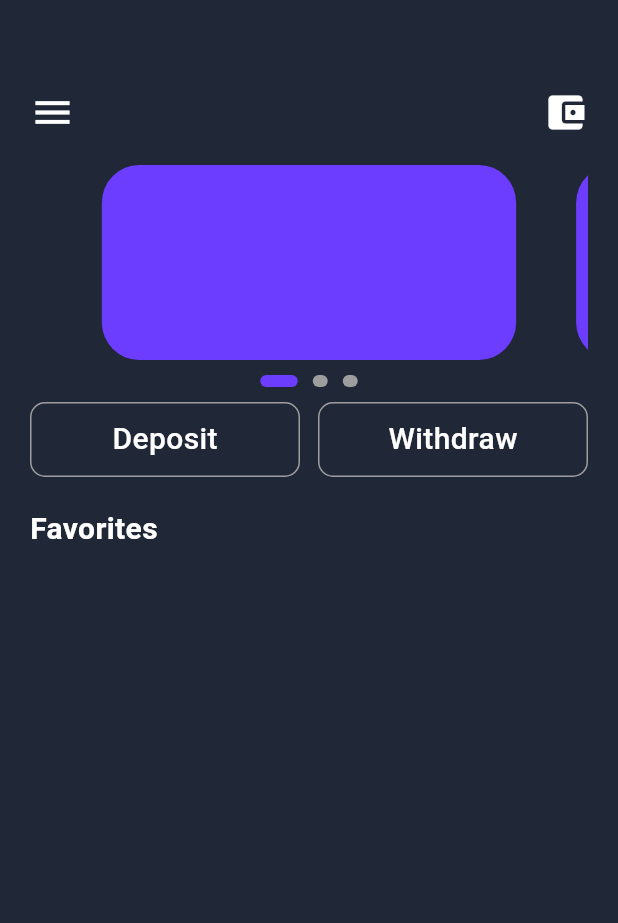
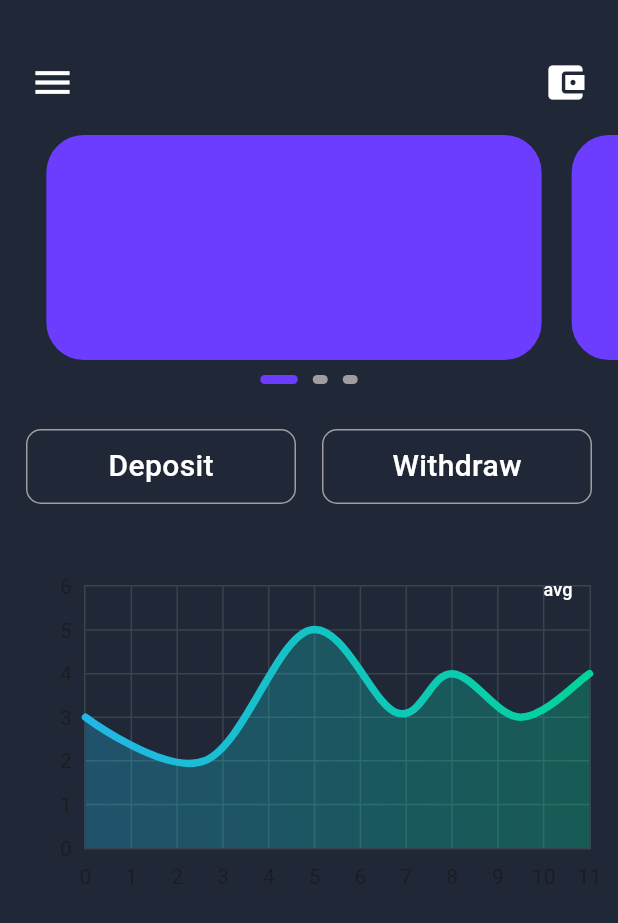
Before and after one commit to nicowalter256/crypto-wallet-app, a Flutter app: the screen it shows after launch, on a phone screen of 412 x 824 dp. Shown: the top 923 px of the screen. Run offline on Flutter 3.47's test engine with Material 3 defaults, Android fonts, the phone set to English and light mode, and no system bars; drawn by our look-alikes of fl_chart.

Commit message:
crypto new commmit

```diff
--- a/lib/home_screen.dart
+++ b/lib/home_screen.dart
@@ -1,4 +1,5 @@
 import 'package:flutter/material.dart';
+import 'package:fl_chart/fl_chart.dart';
 
 class HomeScreen extends StatefulWidget {
   const HomeScreen({super.key});
@@ -10,33 +11,40 @@ class HomeScreen extends StatefulWidget {
 class _HomeScreenState extends State<HomeScreen> {
   final PageController _pageController = PageController(viewportFraction: 0.85);
   int _currentPage = 0;
-  bool isFirstButtonActive = false; // State for the first button
-  bool isSecondButtonActive = false; // State for the second button
+  bool isFirstButtonActive = false;
+  bool isSecondButtonActive = false;
+  bool showAvg = false; // State for showing average data in chart
+  final List<Color> gradientColors = [
+    const Color(0xff23b6e6),
+    const Color(0xff02d39a),
+  ];
 
   @override
   Widget build(BuildContext context) {
     return Scaffold(
       backgroundColor: const Color.fromRGBO(32, 39, 55, 1),
-      body: Padding(
-        padding: const EdgeInsets.all(20.0), // 20 px padding from scaffold
-        child: Column(
+      body: Column(
         children: [
           const SizedBox(height: 40),
-
-            // Top Row with Menu Icon and Wallet Icon
-            Row(
+          Container(
+            margin: EdgeInsets.symmetric(horizontal: 20),
+            child: Row(
               children: const [
-                Icon(Icons.menu, size: 30, color: Colors.white),
+                Icon(
+                    Icons.menu, size: 30, color: Colors.white
+                ),
                 Spacer(),
-                Icon(Icons.account_balance_wallet, size: 30, color: Colors.white),
+                Icon(
+                    Icons.account_balance_wallet, size: 30, color: Colors.white
+                ),
               ],
             ),
-
-            const SizedBox(height: 20), // Spacing between the top row and PageView
+          ),
+          const SizedBox(height: 20),
 
           // Horizontal PageView to display 3 containers
           SizedBox(
-              height: 130,
+            height: 150,
             width: MediaQuery.of(context).size.width,
             child: PageView.builder(
               physics: const BouncingScrollPhysics(),
@@ -50,7 +58,7 @@ class _HomeScreenState extends State<HomeScreen> {
               itemBuilder: (context, index) {
                 return AnimatedPadding(
                   duration: const Duration(milliseconds: 300),
-                    padding: const EdgeInsets.symmetric(horizontal: 20),
+                  padding: const EdgeInsets.only(right: 20),
                   child: Container(
                     height: 150,
                     decoration: BoxDecoration(
@@ -65,54 +73,48 @@ class _HomeScreenState extends State<HomeScreen> {
 
           // Navigation Indicators
           const SizedBox(height: 10),
-            Container(
-              margin: const EdgeInsets.only(bottom: 10),
-              child: Row(
+          Row(
             mainAxisAlignment: MainAxisAlignment.center,
             children: List.generate(3, (index) {
               return AnimatedContainer(
                 duration: const Duration(milliseconds: 300),
                 margin: const EdgeInsets.symmetric(horizontal: 5),
                 width: _currentPage == index ? 25 : 10,
-                    height: 8,
+                height: 6,
                 decoration: BoxDecoration(
                   color: _currentPage == index
                       ? const Color.fromRGBO(108, 61, 255, 100)
                       : Colors.grey,
-                      borderRadius: BorderRadius.circular(5),
+                  borderRadius: BorderRadius.circular(15),
                 ),
               );
             }),
           ),
-            ),
+          const SizedBox(height: 30),
 
-            // Row for the two buttons
+          // Two Buttons (Deposit, Withdraw)
           Row(
             mainAxisAlignment: MainAxisAlignment.spaceEvenly,
             children: [
-                // First Button
               GestureDetector(
                 onTap: () {
                   setState(() {
                     isFirstButtonActive = true;
-                      isSecondButtonActive = false; // Set the second button inactive
+                    isSecondButtonActive = false;
                   });
                 },
                 child: Container(
                   height: 50,
-                    width: 180, // Set width for the first button
+                  width: 180,
                   decoration: BoxDecoration(
                     color: isFirstButtonActive
                         ? const Color.fromRGBO(108, 61, 255, 100)
                         : Colors.transparent,
                     border: Border.all(
-                        color: isFirstButtonActive
-                            ? Colors.transparent
-                            : Colors.grey,
+                      color: isFirstButtonActive ? Colors.transparent : Colors.grey,
                       width: 1,
                     ),
                     borderRadius: BorderRadius.circular(10),
-
                   ),
                   alignment: Alignment.center,
                   child: const Text(
@@ -125,27 +127,22 @@ class _HomeScreenState extends State<HomeScreen> {
                   ),
                 ),
               ),
-                Spacer(),
-
-                // Second Button
               GestureDetector(
                 onTap: () {
                   setState(() {
                     isSecondButtonActive = true;
-                      isFirstButtonActive = false; // Set the first button inactive
+                    isFirstButtonActive = false;
                   });
                 },
                 child: Container(
                   height: 50,
-                    width: 180, // Set width for the second button
+                  width: 180,
                   decoration: BoxDecoration(
                     color: isSecondButtonActive
                         ? const Color.fromRGBO(108, 61, 255, 100)
                         : Colors.transparent,
                     border: Border.all(
-                        color: isSecondButtonActive
-                            ? Colors.transparent
-                            : Colors.grey,
+                      color: isSecondButtonActive ? Colors.transparent : Colors.grey,
                       width: 1,
                     ),
                     borderRadius: BorderRadius.circular(10),
@@ -163,24 +160,204 @@ class _HomeScreenState extends State<HomeScreen> {
               ),
             ],
           ),
-            Container(
-              margin: EdgeInsets.only(top: 20),
-              child: Align(
-                alignment: Alignment.centerLeft,
+          const SizedBox(height: 30),
+
+          // Line Chart
+          Stack(
+            children: <Widget>[
+              AspectRatio(
+                aspectRatio: 1.70,
+                child: Padding(
+                  padding: const EdgeInsets.only(
+                    right: 18,
+                    left: 12,
+                    top: 24,
+                    bottom: 12,
+                  ),
+                  child: LineChart(
+                    showAvg ? avgData() : mainData(),
+                  ),
+                ),
+              ),
+              Positioned(
+                top: 10,
+                right: 10,
+                child: SizedBox(
+                  width: 60,
+                  height: 34,
+                  child: TextButton(
+                    onPressed: () {
+                      setState(() {
+                        showAvg = !showAvg;
+                      });
+                    },
                     child: Text(
-                  'Favorites',
+                      'avg',
                       style: TextStyle(
-                    color: Colors.white,
-                    fontSize: 20,
-                    fontWeight: FontWeight.w600,
+                        fontSize: 12,
+                        color: showAvg
+                            ? Colors.white.withOpacity(0.5)
+                            : Colors.white,
                       ),
                     ),
                   ),
                 ),
-
+              ),
             ],
           ),
+        ],
       ),
     );
   }
+
+
+  LineChartData mainData() {
+    return LineChartData(
+      gridData: FlGridData(
+        show: true,
+        drawVerticalLine: true,
+        horizontalInterval: 1,
+        verticalInterval: 1,
+        getDrawingHorizontalLine: (value) {
+          return const FlLine(
+            color: Color(0xff37434d),
+            strokeWidth: 1,
+          );
+        },
+        getDrawingVerticalLine: (value) {
+          return const FlLine(
+            color: Color(0xff37434d),
+            strokeWidth: 1,
+          );
+        },
+      ),
+      titlesData: FlTitlesData(
+        show: true,
+        rightTitles: const AxisTitles(
+          sideTitles: SideTitles(showTitles: false),
+        ),
+        topTitles: const AxisTitles(
+          sideTitles: SideTitles(showTitles: false),
+        ),
+
+
+      ),
+      borderData: FlBorderData(
+        show: true,
+        border: Border.all(color: const Color(0xff37434d)),
+      ),
+      minX: 0,
+      maxX: 11,
+      minY: 0,
+      maxY: 6,
+      lineBarsData: [
+        LineChartBarData(
+          spots: const [
+            FlSpot(0, 3),
+            FlSpot(2.6, 2),
+            FlSpot(4.9, 5),
+            FlSpot(6.8, 3.1),
+            FlSpot(8, 4),
+            FlSpot(9.5, 3),
+            FlSpot(11, 4),
+          ],
+          isCurved: true,
+          gradient: LinearGradient(
+            colors: gradientColors,
+            begin: Alignment.centerLeft,
+            end: Alignment.centerRight,
+          ),
+          barWidth: 5,
+          isStrokeCapRound: true,
+          dotData: const FlDotData(
+            show: false,
+          ),
+          belowBarData: BarAreaData(
+            show: true,
+            gradient: LinearGradient(
+              colors: gradientColors
+                  .map((color) => color.withOpacity(0.3))
+                  .toList(),
+              begin: Alignment.centerLeft,
+              end: Alignment.centerRight,
+            ),
+          ),
+        ),
+      ],
+    );
   }
+
+  LineChartData avgData() {
+    return LineChartData(
+      gridData: FlGridData(
+        show: true,
+        drawVerticalLine: true,
+        horizontalInterval: 1,
+        verticalInterval: 1,
+        getDrawingHorizontalLine: (value) {
+          return const FlLine(
+            color: Color(0xff37434d),
+            strokeWidth: 1,
+          );
+        },
+        getDrawingVerticalLine: (value) {
+          return const FlLine(
+            color: Color(0xff37434d),
+            strokeWidth: 1,
+          );
+        },
+      ),
+      titlesData: FlTitlesData(
+        show: true,
+        rightTitles: const AxisTitles(
+          sideTitles: SideTitles(showTitles: false),
+        ),
+        topTitles: const AxisTitles(
+          sideTitles: SideTitles(showTitles: false),
+        ),
+      ),
+      borderData: FlBorderData(
+        show: true,
+        border: Border.all(color: const Color(0xff37434d)),
+      ),
+      minX: 0,
+      maxX: 11,
+      minY: 0,
+      maxY: 6,
+      lineBarsData: [
+        LineChartBarData(
+          spots: const [
+            FlSpot(0, 3.44),
+            FlSpot(2.6, 3.44),
+            FlSpot(4.9, 3.44),
+            FlSpot(6.8, 3.44),
+            FlSpot(8, 3.44),
+            FlSpot(9.5, 3.44),
+            FlSpot(11, 3.44),
+          ],
+          isCurved: true,
+          gradient: LinearGradient(
+            colors: gradientColors,
+            begin: Alignment.centerLeft,
+            end: Alignment.centerRight,
+          ),
+          barWidth: 5,
+          isStrokeCapRound: true,
+          dotData: const FlDotData(
+            show: false,
+          ),
+          belowBarData: BarAreaData(
+            show: true,
+            gradient: LinearGradient(
+              colors: gradientColors
+                  .map((color) => color.withOpacity(0.3))
+                  .toList(),
+              begin: Alignment.centerLeft,
+              end: Alignment.centerRight,
+            ),
+          ),
+        ),
+      ],
+    );
+  }
+}
--- a/pubspec.yaml
+++ b/pubspec.yaml
@@ -47,7 +47,7 @@ dependencies:
   url_launcher: ^6.3.0
   go_router: ^14.2.7
   dartx: ^1.2.0
-  fl_chart:
+  fl_chart: ^0.69.0
 
   flutter_bloc: ^8.1.6
   package_info_plus: ^8.0.2
```
Also changed, not shown: pubspec.lock, 5 other files. Lines whose indentation alone changed are shown as unchanged.
